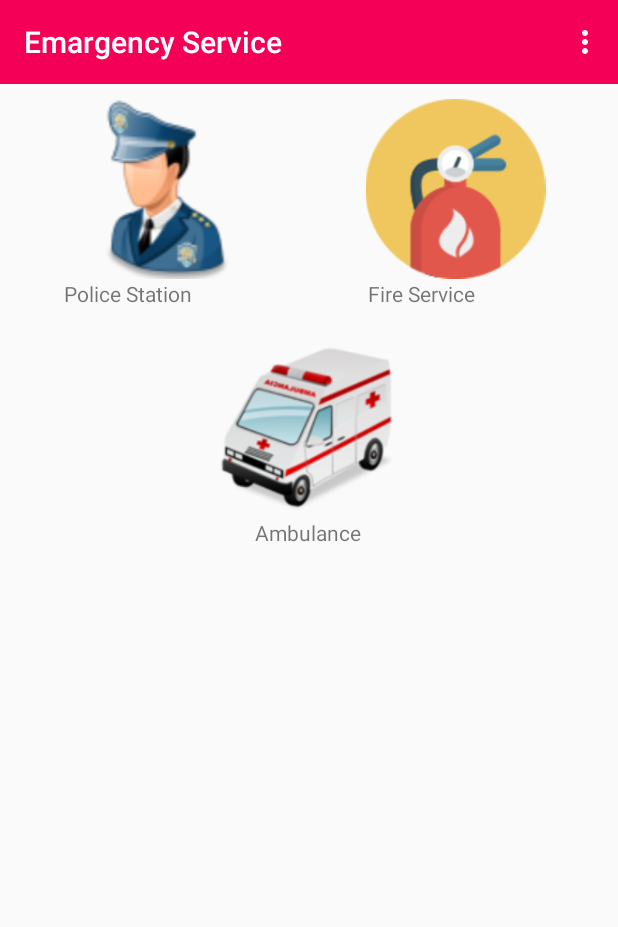
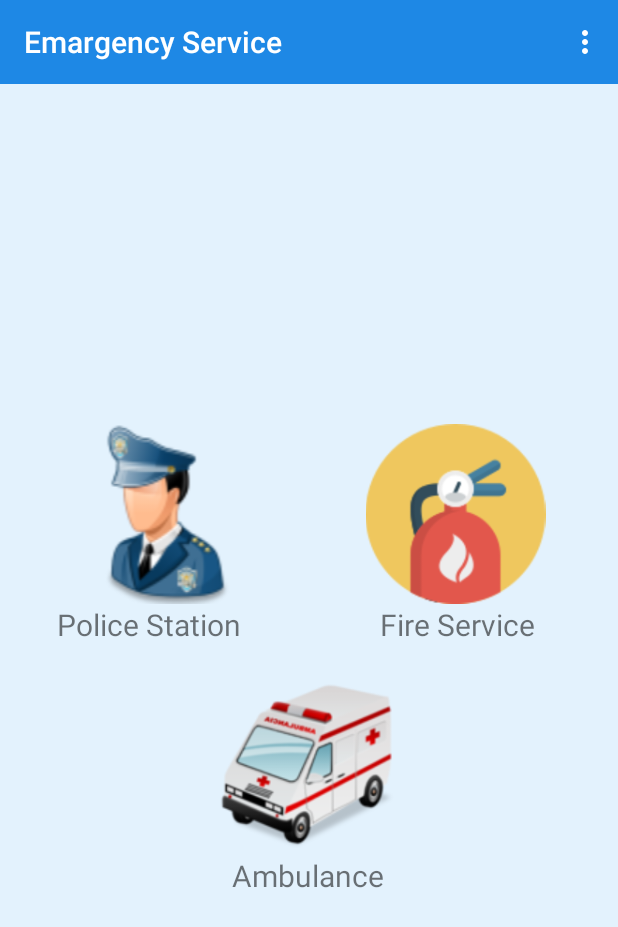
Before and after one commit to bdcosta07/EmergencyService, an Android app: the screen it shows after launch (MainActivity), on a phone screen of 412 x 824 dp. Shown: the top 927 px of the screen. Run offline under Robolectric (Android 15) with nearby library versions, the phone set to English and light mode, and no system bars.

Commit message:
edit color

```diff
--- a/app/src/main/res/layout/activity_main.xml
+++ b/app/src/main/res/layout/activity_main.xml
@@ -4,18 +4,24 @@
     android:layout_width="match_parent"
     android:layout_height="match_parent"
     android:orientation="vertical"
+    android:background="@color/windowBackground"
     tools:context=".Activity.MainActivity">
 
     <LinearLayout
-        android:layout_width="fill_parent"
+        android:layout_width="match_parent"
         android:layout_height="wrap_content"
-        android:layout_alignParentTop="true"
         android:orientation="vertical">
 
         <include
             android:id="@+id/toolbar"
             layout="@layout/toolbar" />
     </LinearLayout>
+
+    <LinearLayout
+        android:layout_width="match_parent"
+        android:layout_height="match_parent"
+        android:orientation="vertical"
+        android:gravity="center">
 
         <LinearLayout
             android:layout_width="match_parent"
@@ -42,9 +48,9 @@
                     android:layout_width="150dp"
                     android:layout_height="wrap_content"
                     android:layout_gravity="center_vertical"
-                android:gravity="center"
+                    android:gravity="right"
                     android:text="@string/police_station"
-
+                    android:textSize="@dimen/main_text_size"
                     android:textAppearance="?android:attr/textAppearanceSmall" />
 
 
@@ -69,7 +75,8 @@
                     android:layout_width="150dp"
                     android:layout_height="wrap_content"
                     android:layout_gravity="center_vertical"
-                android:gravity="center"
+                    android:gravity="right"
+                    android:textSize="@dimen/main_text_size"
                     android:text="@string/fire_service"
                     android:textAppearance="?android:attr/textAppearanceSmall" />
 
@@ -97,9 +104,13 @@
                 android:layout_height="wrap_content"
                 android:layout_gravity="center"
                 android:gravity="center"
+                android:textSize="@dimen/main_text_size"
                 android:text="@string/ambulance"
                 android:textAppearance="?android:attr/textAppearanceSmall" />
 
 
         </LinearLayout>
+
     </LinearLayout>
+
+</LinearLayout>
--- a/app/src/main/res/values/colors.xml
+++ b/app/src/main/res/values/colors.xml
@@ -4,10 +4,10 @@
     <color name="splash_color_bg">#89E4E6</color>
     <color name="sp_text_color">#24C606</color>
 
-    <color name="colorPrimary">#F50057</color>
-    <color name="colorPrimaryDark">#C51162</color>
+    <color name="colorPrimary">#1e88e5</color>
+    <color name="colorPrimaryDark">#1565c0</color>
     <color name="textColorPrimary">#FFFFFF</color>
-    <color name="windowBackground">#FFFFFF</color>
+    <color name="windowBackground">#e3f2fd</color>
     <color name="navigationBarColor">#000000</color>
     <color name="colorAccent">#FF80AB</color>
 
--- a/app/src/main/res/values/dimens.xml
+++ b/app/src/main/res/values/dimens.xml
@@ -6,4 +6,5 @@
     <dimen name="margin_bottom">15dp</dimen>
     <dimen name="tv_text_size">20sp</dimen>
     <dimen name="et_text_size">18sp</dimen>
+    <dimen name="main_text_size">20sp</dimen>
 </resources>
```
Lines whose indentation alone changed are shown as unchanged.
